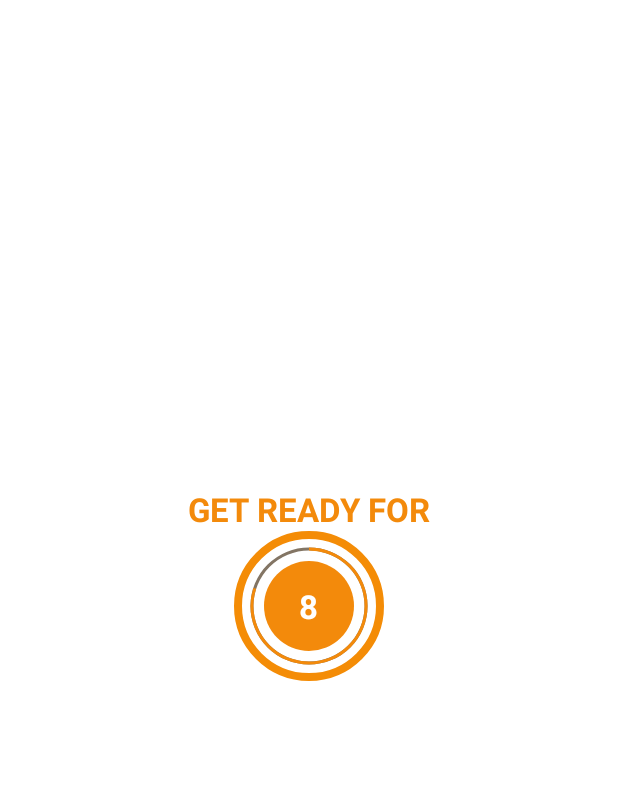
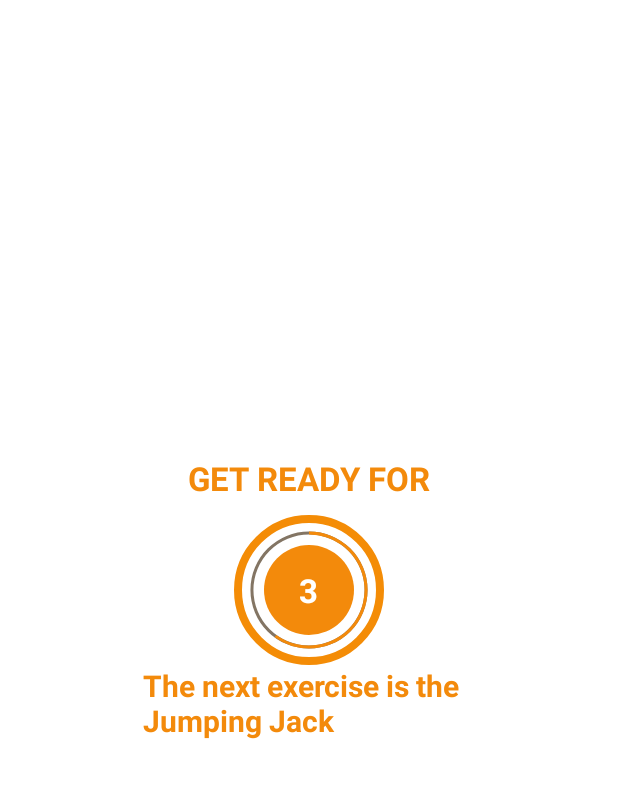
Before and after one commit to clamp1981/MySevenMinWorkOut, an Android app: the ExerciseActivity screen opened directly, with no data from a screen before it, on a phone screen of 412 x 824 dp, the part 62-860 px from its top. Run offline under Robolectric (Android 15) with nearby library versions, the phone set to English and light mode, and no system bars.

Commit message:
feat : Link exercise and rest timers

```diff
--- a/app/src/main/java/com/example/mysevenminworkout/ExerciseActivity.kt
+++ b/app/src/main/java/com/example/mysevenminworkout/ExerciseActivity.kt
@@ -3,6 +3,8 @@ package com.example.mysevenminworkout
 import androidx.appcompat.app.AppCompatActivity
 import android.os.Bundle
 import android.os.CountDownTimer
+import android.view.View
+import android.widget.Toast
 import com.example.mysevenminworkout.databinding.ActivityExerciseBinding
 import com.example.mysevenminworkout.databinding.ActivityMainBinding
 
@@ -10,10 +12,13 @@ class ExerciseActivity : AppCompatActivity() {
     var binding : ActivityExerciseBinding? = null
     var restTimer : CountDownTimer? = null
     var workOutTimer : CountDownTimer? = null
-    var restTime = 10
-    var workOutTime = 30
     var exerciseArray : ArrayList<ExerciseModel>? = null
+
+    var restTime = 5//10
+    var workOutTime = 10//30
     var currentExerciseIndex = -1
+    var nextExerciseIndex = 0
+
     override fun onCreate(savedInstanceState: Bundle?) {
         super.onCreate(savedInstanceState)
         binding = ActivityExerciseBinding.inflate(layoutInflater)
@@ -32,7 +37,6 @@ class ExerciseActivity : AppCompatActivity() {
         }
 
 
-
         startRestTimer()
     }
 
@@ -41,40 +45,58 @@ class ExerciseActivity : AppCompatActivity() {
         setRestTimer()
     }
 
+    private fun startWorkOutTimer() {
+        resetWorkOutTimer()
+        setWorkOutTimer()
+    }
+
     private fun setRestTimer(){
+        visiblityExerciseControls(false )
         var restTimerCount = 0;
-        binding?.progressBar?.max = restTime
-        binding?.progressBar?.progress = restTime;
-        restTimer = object  : CountDownTimer( 1000 * 10 , 1000 ){
+        binding?.restProgressBar?.max = restTime
+        binding?.restProgressBar?.progress = restTime;
+        if( nextExerciseIndex < exerciseArray!!.size )
+            binding?.tvNextExerciseName?.text = "The next exercise is the \r\n" + exerciseArray!![nextExerciseIndex].getName()
+
+        restTimer = object  : CountDownTimer( 5000 , 1000 ){
             override fun onTick(p0: Long) {
                 restTimerCount++;
-                binding?.progressBar?.progress = restTime - restTimerCount;
-                binding?.tvTimer?.text = (restTime - restTimerCount).toString()
+                binding?.restProgressBar?.progress = restTime - restTimerCount;
+                binding?.tvRestTimer?.text = (restTime - restTimerCount).toString()
             }
 
             override fun onFinish() {
-                resetRestTimer()
-                currentExerciseIndex++;
-                binding?.tvTitle?.text = exerciseArray!![currentExerciseIndex].getName()
-                setWorkOutTimer()
+                if( currentExerciseIndex < exerciseArray!!.size - 1 ){
+                    currentExerciseIndex++
+                    nextExerciseIndex++
+                    binding?.tvExerciseName?.text = exerciseArray!![currentExerciseIndex].getName()
+                    startWorkOutTimer()
+                }
+
             }
         }.start()
     }
 
 
     private fun setWorkOutTimer(){
+        visiblityExerciseControls(true )
         var workOutTimerCount = 0;
-        binding?.progressBar?.max = workOutTime
-        binding?.progressBar?.progress = workOutTime;
-        workOutTimer = object  : CountDownTimer( 3000 * 10 , 1000 ){
+        binding?.workOutProgressBar?.max = workOutTime
+        binding?.workOutProgressBar?.progress = workOutTime;
+        workOutTimer = object  : CountDownTimer( 10000 , 1000 ){
             override fun onTick(p0: Long) {
                 workOutTimerCount++;
-                binding?.progressBar?.progress = workOutTime - workOutTimerCount;
-                binding?.tvTimer?.text = (workOutTime - workOutTimerCount).toString()
+                binding?.workOutProgressBar?.progress = workOutTime - workOutTimerCount;
+                binding?.tvWorkOutTimer?.text = (workOutTime - workOutTimerCount).toString()
             }
 
             override fun onFinish() {
-                resetWorkOutTimer();
+                if( currentExerciseIndex < exerciseArray!!.size - 1 )
+                    startRestTimer()
+                else{
+                    Toast.makeText(this@ExerciseActivity, "운동 끝", Toast.LENGTH_LONG).show()
+                }
+
             }
         }.start()
     }
@@ -91,6 +113,18 @@ class ExerciseActivity : AppCompatActivity() {
         workOutTimer = null
     }
 
+    private fun visiblityExerciseControls( isExericse : Boolean ){
+        if( isExericse ){
+            binding?.llRest?.visibility = View.INVISIBLE
+            binding?.llWorkOut?.visibility = View.VISIBLE
+        }else{
+            binding?.llRest?.visibility = View.VISIBLE
+            binding?.llWorkOut?.visibility = View.INVISIBLE
+
+        }
+
+    }
+
     override fun onDestroy() {
         super.onDestroy()
         resetRestTimer()
--- a/app/src/main/res/layout/activity_exercise.xml
+++ b/app/src/main/res/layout/activity_exercise.xml
@@ -14,22 +14,32 @@
         android:background="@color/white"
         app:titleTextColor="@color/black"
         app:layout_constraintTop_toTopOf="parent"/>
+    <LinearLayout
+        android:id="@+id/llRest"
+        android:layout_width="match_parent"
+        android:layout_height="wrap_content"
+        android:orientation="vertical"
+        android:gravity="center"
+        app:layout_constraintBottom_toBottomOf="parent"
+        app:layout_constraintEnd_toEndOf="parent"
+        app:layout_constraintStart_toStartOf="parent"
+        app:layout_constraintTop_toBottomOf="@+id/toolbarExercise">
 
         <TextView
-        android:id="@+id/tvTitle"
+            android:id="@+id/tvRestTitle"
             android:layout_width="wrap_content"
             android:layout_height="wrap_content"
             android:text="GET READY FOR"
             android:textSize="22sp"
             android:textStyle="bold"
             android:textColor="@color/main_color"
-        app:layout_constraintBottom_toTopOf="@+id/flProgressBar"
+            app:layout_constraintBottom_toTopOf="@+id/flRest"
             app:layout_constraintEnd_toEndOf="parent"
             app:layout_constraintStart_toStartOf="parent"
             />
 
         <FrameLayout
-        android:id="@+id/flProgressBar"
+            android:id="@+id/flRest"
             android:layout_width="100dp"
             android:layout_height="100dp"
             android:layout_marginTop="10dp"
@@ -40,7 +50,7 @@
             app:layout_constraintTop_toBottomOf="@+id/toolbarExercise">
 
             <ProgressBar
-            android:id="@+id/progressBar"
+                android:id="@+id/restProgressBar"
                 android:layout_width="100dp"
                 android:layout_height="100dp"
                 android:layout_gravity="center"
@@ -59,7 +69,7 @@
                 android:gravity="center"
                 android:background="@drawable/item_circular_color_accent_background">
                 <TextView
-                android:id="@+id/tvTimer"
+                    android:id="@+id/tvRestTimer"
                     android:textSize="22sp"
                     android:textStyle="bold"
                     android:textColor="@color/white"
@@ -69,4 +79,93 @@
             </LinearLayout>
         </FrameLayout>
 
+
+        <TextView
+            android:id="@+id/tvNextExerciseName"
+            android:layout_width="wrap_content"
+            android:layout_height="wrap_content"
+            android:text="Next ExerciseName"
+            android:textSize="20sp"
+            android:textStyle="bold"
+            android:textColor="@color/main_color"
+            app:layout_constraintBottom_toTopOf="@+id/flRest"
+            app:layout_constraintEnd_toEndOf="parent"
+            app:layout_constraintStart_toStartOf="parent"
+            />
+
+    </LinearLayout>
+
+
+
+    <LinearLayout
+        android:id="@+id/llWorkOut"
+        android:layout_width="match_parent"
+        android:layout_height="wrap_content"
+        android:orientation="vertical"
+        android:gravity="center"
+        tools:visibility="visible"
+        android:visibility="invisible"
+        app:layout_constraintBottom_toBottomOf="parent"
+        app:layout_constraintEnd_toEndOf="parent"
+        app:layout_constraintStart_toStartOf="parent"
+        app:layout_constraintTop_toBottomOf="@+id/toolbarExercise">
+
+        <TextView
+            android:id="@+id/tvExerciseName"
+            android:layout_width="wrap_content"
+            android:layout_height="wrap_content"
+            android:text="ExerciseName"
+            android:textSize="22sp"
+            android:textStyle="bold"
+            android:textColor="@color/main_color"
+            app:layout_constraintBottom_toTopOf="@+id/flWorkOut"
+            app:layout_constraintEnd_toEndOf="parent"
+            app:layout_constraintStart_toStartOf="parent"
+            />
+
+        <FrameLayout
+            android:id="@+id/flWorkOut"
+            android:layout_width="100dp"
+            android:layout_height="100dp"
+            android:layout_marginTop="10dp"
+            android:background="@drawable/item_circular_color_accent_border"
+            app:layout_constraintBottom_toBottomOf="parent"
+            app:layout_constraintEnd_toEndOf="parent"
+            app:layout_constraintStart_toStartOf="parent"
+            app:layout_constraintTop_toBottomOf="@+id/toolbarExercise">
+
+            <ProgressBar
+                android:id="@+id/workOutProgressBar"
+                android:layout_width="100dp"
+                android:layout_height="100dp"
+                android:layout_gravity="center"
+                style="?android:attr/progressBarStyleHorizontal"
+                android:background="@drawable/circular_progress_gray"
+                android:progressDrawable="@drawable/circular_progress_bar"
+                android:indeterminate="false"
+                android:max="10"
+                android:progress="100"
+                android:rotation="-90"/>
+
+            <LinearLayout
+                android:layout_width="60dp"
+                android:layout_height="60dp"
+                android:layout_gravity="center"
+                android:gravity="center"
+                android:background="@drawable/item_circular_color_accent_background">
+                <TextView
+                    android:id="@+id/tvWorkOutTimer"
+                    android:textSize="22sp"
+                    android:textStyle="bold"
+                    android:textColor="@color/white"
+                    tools:text="10"
+                    android:layout_width="wrap_content"
+                    android:layout_height="wrap_content" />
+            </LinearLayout>
+        </FrameLayout>
+
+    </LinearLayout>
+
+
+
 </androidx.constraintlayout.widget.ConstraintLayout>
```
Lines whose indentation alone changed are shown as unchanged.
